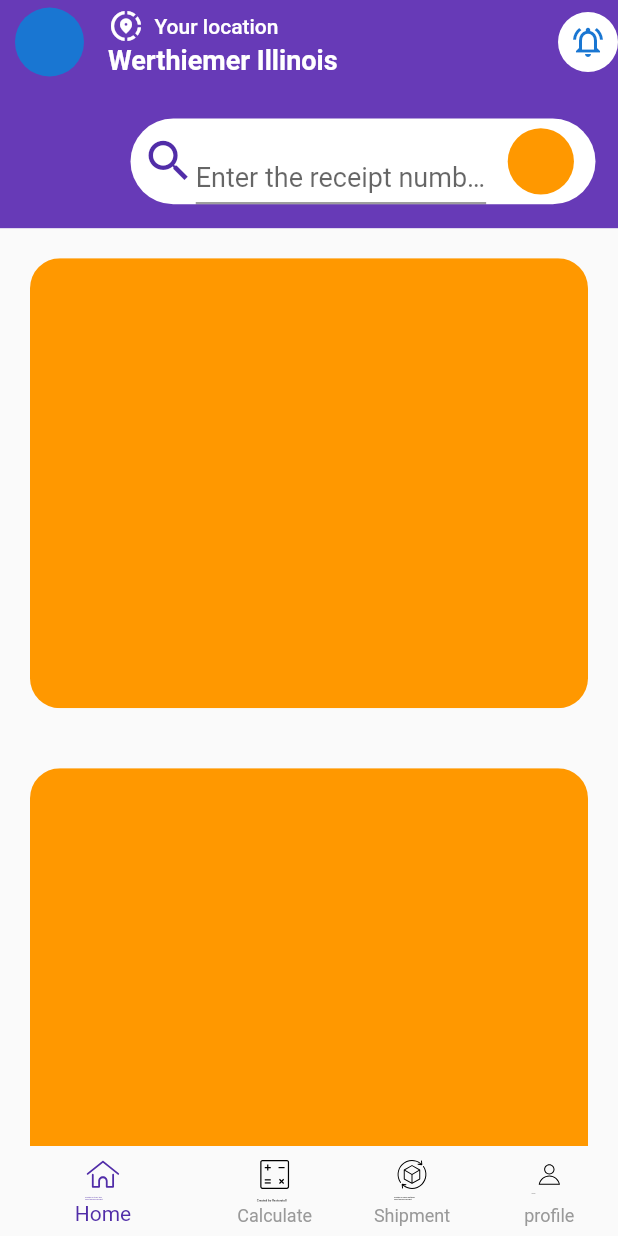
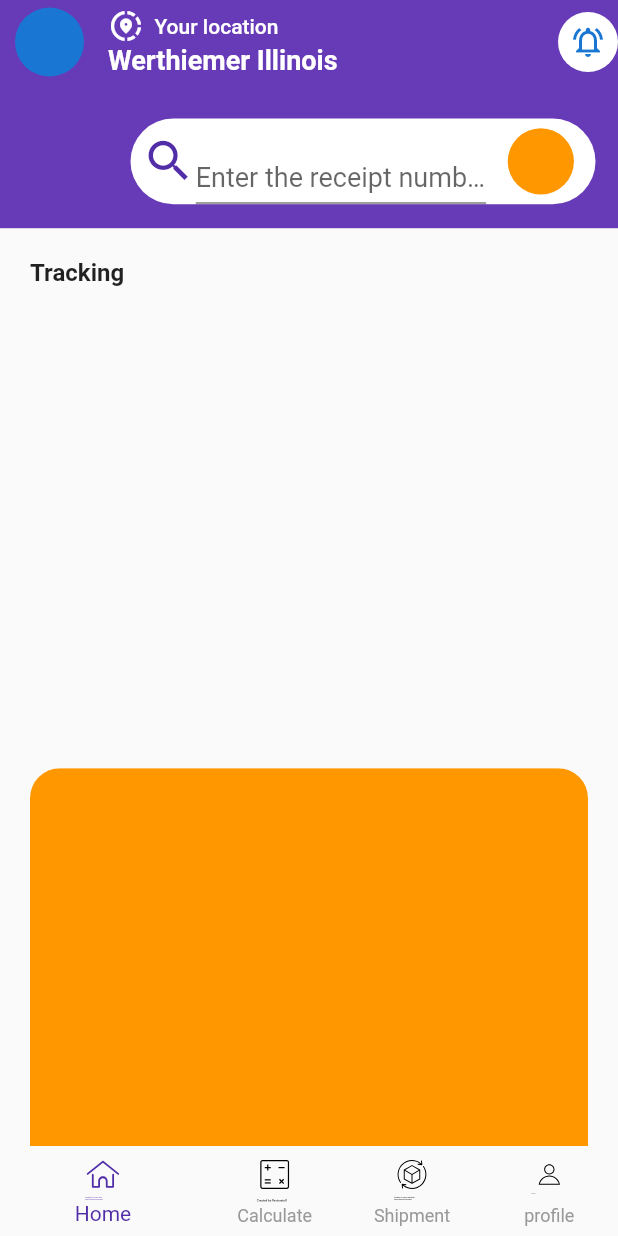
Before and after one commit to Gbarago/Abiodun_oni_MP_test, a Flutter app: the screen it shows after launch, on a phone screen of 412 x 824 dp. Run offline on Flutter 3.47's test engine with Material 2 defaults, Android fonts, the phone set to English and light mode, and no system bars; our stand-ins replace flutter_svg, google_fonts.

Commit message:
home screen ui

```diff
--- a/lib/views/home_screen.dart
+++ b/lib/views/home_screen.dart
@@ -82,12 +82,12 @@ class MyHomePage extends StatelessWidget {
           SliverToBoxAdapter(
             child: Padding(
               padding: const EdgeInsets.all(20.0),
-              child: ClipRRect(
-                  borderRadius: BorderRadius.circular(20),
-                  child: Container(
-                    color: Colors.orange,
-                    height: 300,
-                  )),
+              child: Container(
+                child: Text("Tracking",
+                    style:
+                        TextStyle(fontSize: 16, fontWeight: FontWeight.w600)),
+                height: 300,
+              ),
             ),
           ),
           SliverToBoxAdapter(
```
